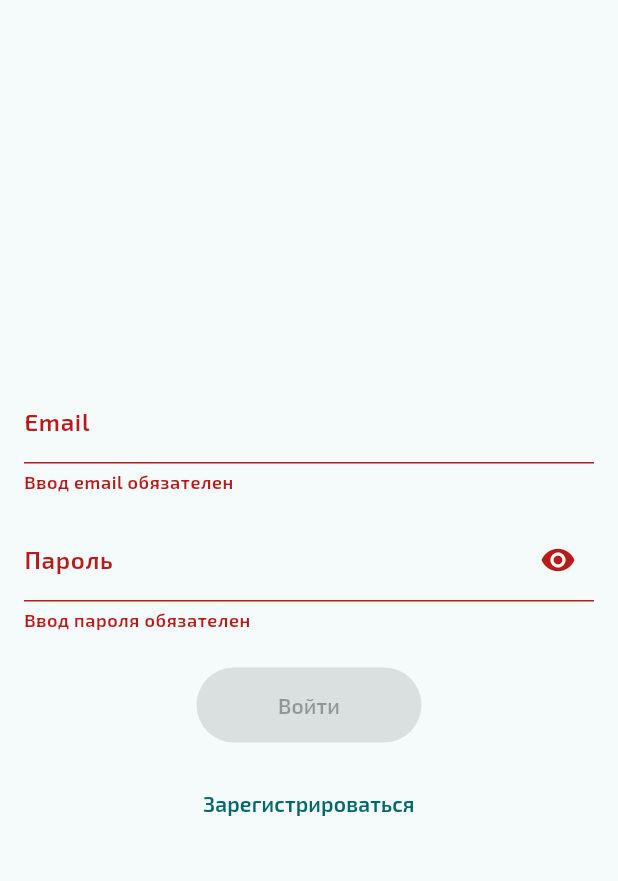
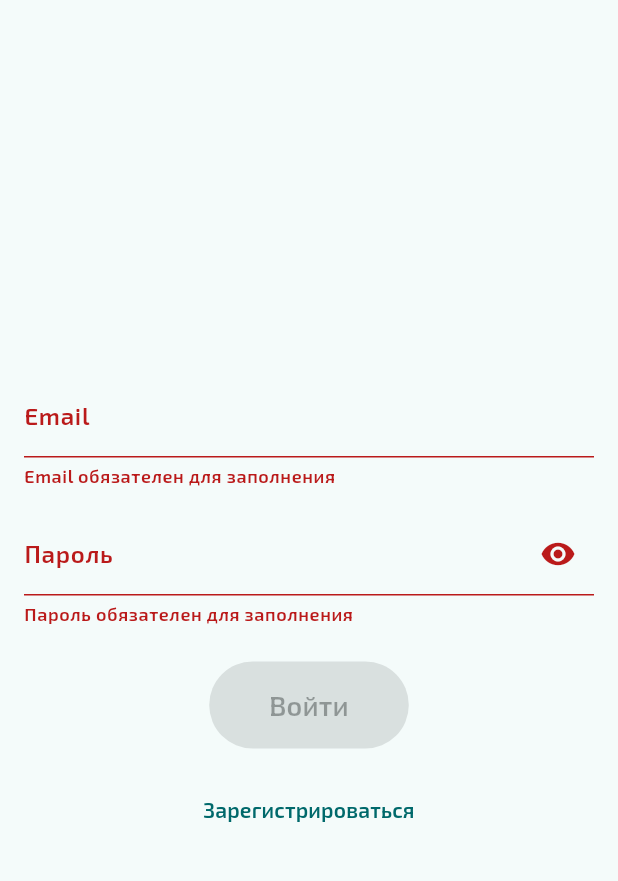
Before and after one commit to sskef-web/achieveclubmobileclient, a Flutter app: the screen it shows after launch, on a phone screen of 412 x 824 dp, the part 63-944 px from its top. Run offline on Flutter 3.47's test engine with Material 3 defaults, Android fonts, the phone set to English and light mode, and no system bars; our stand-ins replace email_validator, image_picker, qr_flutter, shared_preferences; accounts and stored records are empty.

Commit message:
Global updates
Update User page:
- Completed achievements container
- Generating QR-dialog after achieve clicked
- AppTitle centered
- Logout icon moved top left

Update Registration Page:
- Add club select validation

Update Login Page:
- Update Email&Password validation

```diff
--- a/lib/homepage.dart
+++ b/lib/homepage.dart
@@ -26,6 +26,7 @@ class _HomePageState extends State<HomePage> {
   Widget build(BuildContext context) {
     return Scaffold(
       appBar: AppBar(
+        title: Center(child: Text(appTitle)),
         leading: SizedBox(
           width: 48.0,
           height: 48.0,
--- a/lib/loginpage.dart
+++ b/lib/loginpage.dart
@@ -1,5 +1,6 @@
 import 'package:achieveclubmobileclient/main.dart';
 import 'package:achieveclubmobileclient/registerpage.dart';
+import 'package:email_validator/email_validator.dart';
 import 'package:flutter/material.dart';
 
 class LoginPage extends StatefulWidget {
@@ -33,6 +34,7 @@ class _LoginPageState extends State<LoginPage> {
   bool isPasswordHidden = true;
   IconData passIcon = Icons.visibility;
   final _formKey = GlobalKey<FormState>();
+  bool isButtonEnabled = false;
 
   void navigateToRegisterPage(BuildContext context) {
     email = '';
@@ -70,6 +72,11 @@ class _LoginPageState extends State<LoginPage> {
     });
   }
 
+  bool _isPasswordValid(String password) {
+    final RegExp passwordRegex = RegExp(r'^(?=.*[A-Za-z])(?=.*\d).{6,}$');
+    return passwordRegex.hasMatch(password);
+  }
+
   @override
   Widget build(BuildContext context) {
     return Scaffold(
@@ -85,7 +92,12 @@ class _LoginPageState extends State<LoginPage> {
             const SizedBox(height: 16.0),
             Form(
               key: _formKey,
-              autovalidateMode: AutovalidateMode.onUserInteraction,
+              autovalidateMode: AutovalidateMode.always,
+              onChanged: () {
+                setState(() {
+                  isButtonEnabled = _formKey.currentState?.validate() ?? false;
+                });
+              },
               child: Column(
                 children: [
                   TextFormField(
@@ -98,10 +110,11 @@ class _LoginPageState extends State<LoginPage> {
                     ),
                     decoration: InputDecoration(
                       labelText: 'Email',
-                      errorText:
-                      _formKey.currentState?.validate() == false ? 'Ввод email обязателен' : null,
+                      errorText: email.isNotEmpty && !EmailValidator.validate(email)
+                          ? 'Некорректный адрес электронной почты'
+                          : null,
                     ),
-                    keyboardType: TextInputType.text,
+                    keyboardType: TextInputType.emailAddress,
                     textAlign: TextAlign.left,
                     textDirection: TextDirection.ltr,
                     onChanged: (value) {
@@ -109,7 +122,10 @@ class _LoginPageState extends State<LoginPage> {
                     },
                     validator: (value) {
                       if (value?.isEmpty ?? true) {
-                        return 'Ввод email обязателен';
+                        return 'Email обязателен для заполнения';
+                      }
+                      if (!EmailValidator.validate(value!)) {
+                        return 'Почта должна быть валидной';
                       }
                       return null;
                     },
@@ -132,6 +148,9 @@ class _LoginPageState extends State<LoginPage> {
                           updatePasswordVisibility();
                         },
                       ),
+                      errorText: password.isNotEmpty && (password.length < 6 || !_isPasswordValid(password))
+                          ? 'Пароль должен содержать не менее 6 символов и \nкак минимум 1 букву или 1 цифру'
+                          : null,
                     ),
                     obscureText: isPasswordHidden,
                     keyboardType: TextInputType.text,
@@ -142,7 +161,10 @@ class _LoginPageState extends State<LoginPage> {
                     },
                     validator: (value) {
                       if (value?.isEmpty ?? true) {
-                        return 'Ввод пароля обязателен';
+                        return 'Пароль обязателен для заполнения';
+                      }
+                      if (value!.length < 6 || !_isPasswordValid(value)) {
+                        return 'Пароль должен содержать не менее 6 символов и \nкак минимум 1 букву или 1 цифру';
                       }
                       return null;
                     },
@@ -151,12 +173,18 @@ class _LoginPageState extends State<LoginPage> {
               ),
             ),
             const SizedBox(height: 24.0),
-            SizedBox(
-              width: 150.0,
-              height: 50.0,
-              child: ElevatedButton(
-                onPressed: _formKey.currentState?.validate() == false ? null : widget.loginCallback,
-                child: const Text('Войти', textAlign: TextAlign.center),
+            ElevatedButton(
+              onPressed: (_formKey.currentState?.validate() ?? false) && clubId != 0
+                  ? () {
+                widget.loginCallback();
+              }
+                  : null,
+              child: const Padding(
+                padding: const EdgeInsets.all(16.0),
+                child: Text(
+                  'Войти',
+                  style: TextStyle(fontSize: 18),
+                ),
               ),
             ),
             const SizedBox(height: 16.0),
```
Also changed, not shown: lib/registerpage.dart (+14 -12 lines), lib/tab1.dart (+69 -28 lines), flutter_04.png (added).
